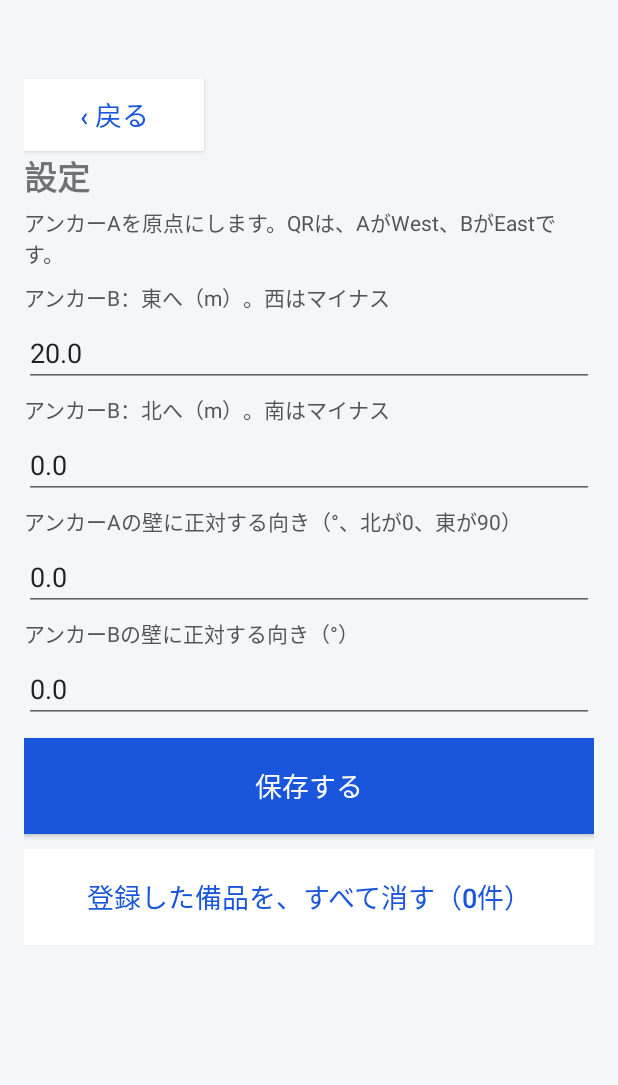
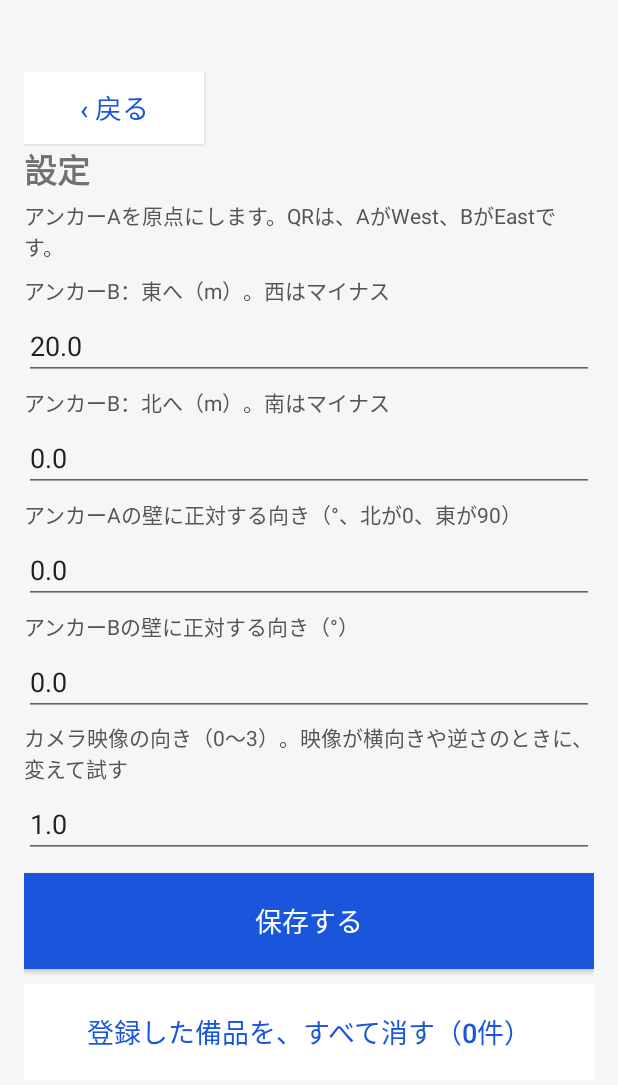
Before and after one commit to ishihara7/tanaoroshi, an Android app: the screen it shows after launch (MainActivity), after a tap on "設定", on a phone screen of 412 x 824 dp. Shown: the top 1085 px of the screen. Run offline under Robolectric (Android 15) with nearby library versions, the phone set to English and light mode, and no system bars; libraries missing offline, so code that uses them is left out: com.google.ar.core; 2 statements that could not run were skipped.

Commit message:
android-ar: カメラを全画面にし（操作は下に重ねる）、手順の案内を追加、カメラ映像の向きを設定で変えられるようにした
Co-Authored-By: Claude Sonnet 5.5 <noreply@anthropic.com>

```diff
--- a/android-ar/app/src/main/java/jp/co/ryomo/tanaoroshi/ar/ArEngine.kt
+++ b/android-ar/app/src/main/java/jp/co/ryomo/tanaoroshi/ar/ArEngine.kt
@@ -69,6 +69,13 @@ class ArEngine(
     private var lost = false
     private var lastFx = 0.0
     private var lastFz = -1.0
+    private var lastLogAt = 0L
+    /** 確認用：ARCoreに伝える画面の向き（0〜3）を、強制する。-1なら、本来の値を使う */
+    @Volatile var rotationOverride = -1
+        set(value) {
+            field = value
+            viewportChanged = true // 次のフレームで、ARCoreに、画面の向きを伝え直す
+        }
 
     // 背景（カメラ映像）
     private var program = 0
@@ -176,7 +183,7 @@ class ArEngine(
         }
         if (viewportChanged) {
             @Suppress("DEPRECATION")
-            val rotation = activity.windowManager.defaultDisplay.rotation
+            val rotation = if (rotationOverride >= 0) rotationOverride else activity.windowManager.defaultDisplay.rotation
             s.setDisplayGeometry(rotation, viewWidth, viewHeight)
             viewportChanged = false
         }
@@ -187,8 +194,16 @@ class ArEngine(
         }
 
         // 背景（カメラ映像）
-        if (frame.hasDisplayGeometryChanged()) {
-            frame.transformDisplayUvCoords(quadCoords.also { it.position(0) }, quadTexCoords.also { it.position(0) })
+        // 画面の向き・大きさに合わせて、映像の切り出し位置を、毎フレーム計算する（変わったときだけだと、ずれることがあった）
+        quadCoords.position(0)
+        quadTexCoords.position(0)
+        frame.transformDisplayUvCoords(quadCoords, quadTexCoords)
+        if (System.currentTimeMillis() - lastLogAt > 2000) {
+            lastLogAt = System.currentTimeMillis()
+            val t = FloatArray(8); quadTexCoords.position(0); quadTexCoords.get(t); quadTexCoords.position(0)
+            @Suppress("DEPRECATION")
+            val rot = activity.windowManager.defaultDisplay.rotation
+            android.util.Log.d("ArEngine", "view=${viewWidth}x${viewHeight} rot=$rot tex=${t.joinToString(",") { "%.2f".format(it) }}")
         }
         drawBackground()
 
--- a/android-ar/app/src/main/java/jp/co/ryomo/tanaoroshi/ar/MainActivity.kt
+++ b/android-ar/app/src/main/java/jp/co/ryomo/tanaoroshi/ar/MainActivity.kt
@@ -16,6 +16,7 @@ import android.view.View
 import android.view.ViewGroup
 import android.widget.Button
 import android.widget.EditText
+import android.widget.FrameLayout
 import android.widget.LinearLayout
 import android.widget.ScrollView
 import android.widget.TextView
@@ -42,6 +43,7 @@ class MainActivity : Activity() {
     private lateinit var engine: ArEngine
     private lateinit var glView: GLSurfaceView
     private lateinit var content: LinearLayout
+    private lateinit var scroll: ScrollView
     private lateinit var store: Store
 
     private var screen = Screen.HOME
@@ -53,6 +55,7 @@ class MainActivity : Activity() {
 
     // 画面ごとの、更新される部品
     private var statusView: TextView? = null
+    private var stepsView: TextView? = null
     private var messageView: TextView? = null
     private var arrowView: ArrowView? = null
     private var distanceView: TextView? = null
@@ -76,6 +79,7 @@ class MainActivity : Activity() {
         registry.putAll(store.loadRegistry())
 
         engine = ArEngine(this) { text, pose -> runOnUiThread { handleQr(text, pose) } }
+        engine.rotationOverride = intent.getIntExtra("rot", settings.cameraRot) // adbからの指定が、あれば優先
         glView = GLSurfaceView(this).apply {
             preserveEGLContextOnPause = true
             setEGLContextClientVersion(2)
@@ -87,13 +91,12 @@ class MainActivity : Activity() {
             orientation = LinearLayout.VERTICAL
             setPadding(dp(16), dp(12), dp(16), dp(24))
         }
-        val scroll = ScrollView(this).apply { addView(content) }
-        val root = LinearLayout(this).apply {
-            orientation = LinearLayout.VERTICAL
-            setBackgroundColor(0xFFF4F6F8.toInt())
-            setPadding(0, dp(40), 0, 0)
-            addView(glView, LinearLayout.LayoutParams(ViewGroup.LayoutParams.MATCH_PARENT, 1))
-            addView(scroll, LinearLayout.LayoutParams(ViewGroup.LayoutParams.MATCH_PARENT, 0, 1f))
+        scroll = ScrollView(this).apply { addView(content) }
+        // カメラ（AR）は、常に画面いっぱいに置く（大きさを変えると、映像がゆがむため）。
+        // 登録・探す では、下の約6割を、操作の画面が覆い、ホーム・設定 では、全面を覆う。
+        val root = FrameLayout(this).apply {
+            addView(glView, FrameLayout.LayoutParams(ViewGroup.LayoutParams.MATCH_PARENT, ViewGroup.LayoutParams.MATCH_PARENT))
+            addView(scroll, FrameLayout.LayoutParams(ViewGroup.LayoutParams.MATCH_PARENT, ViewGroup.LayoutParams.MATCH_PARENT))
         }
         setContentView(root)
         show(Screen.HOME)
@@ -136,7 +139,7 @@ class MainActivity : Activity() {
 
         if (ref.isAnchor) {
             val a = settings.anchors().find { it.token == ref.token }
-                ?: return say("登録されていないアンカーです。", false)
+                ?: return say("このアンカー（${ref.token}）は、設定にありません。アンカーA（West）かB（East）のQRを読んでください。", false)
             val notes = mutableListOf<String>()
             // 診断：これまでの追跡で出した位置と、アンカーの本当の位置の差（ARの精度の目安）
             val live = engine.live
@@ -182,14 +185,16 @@ class MainActivity : Activity() {
     private fun show(s: Screen) {
         screen = s
         content.removeAllViews()
-        statusView = null; messageView = null; arrowView = null
+        statusView = null; stepsView = null; messageView = null; arrowView = null
         distanceView = null; bearingView = null; errorView = null
-        val camHeight = when (s) {
-            Screen.REGISTER -> dp(340)
-            Screen.SEARCH -> dp(180)
-            else -> 1
-        }
-        glView.layoutParams = (glView.layoutParams as LinearLayout.LayoutParams).apply { height = camHeight }
+        val overlay = s == Screen.REGISTER || s == Screen.SEARCH
+        val screenH = resources.displayMetrics.heightPixels
+        scroll.layoutParams = FrameLayout.LayoutParams(
+            ViewGroup.LayoutParams.MATCH_PARENT,
+            if (overlay) (screenH * 0.58).toInt() else ViewGroup.LayoutParams.MATCH_PARENT,
+        ).apply { gravity = Gravity.BOTTOM }
+        scroll.setBackgroundColor(if (overlay) 0xF5F4F6F8.toInt() else 0xFFF4F6F8.toInt())
+        content.setPadding(dp(16), if (overlay) dp(12) else dp(48), dp(16), dp(24))
         when (s) {
             Screen.HOME -> buildHome()
             Screen.REGISTER -> buildRegister()
@@ -225,6 +230,42 @@ class MainActivity : Activity() {
             }
         }
 
+    /** 手順を、番号つきで出す。いまの手順に ▶、済んだものに ✓ を付ける（100ミリ秒ごとに更新）。 */
+    private fun stepsCard() = TextView(this).apply {
+        textSize = 16f
+        setTextColor(0xFF1E3A8A.toInt())
+        setBackgroundColor(0xFFE0E7FF.toInt())
+        setPadding(dp(14), dp(10), dp(14), dp(10))
+        text = stepsText()
+    }
+
+    private fun stepsText(): String {
+        val hasRef = engine.hasReference()
+        val steps: List<String>
+        val current: Int
+        if (screen == Screen.REGISTER) {
+            steps = listOf(
+                "アンカーのQRを、壁に向かって正対して読む",
+                "歩いて、備品に近づく",
+                "備品のQRを読む（そのときの位置が登録される）",
+                "次の備品へ。全部終わったら「完了して、探す」",
+            )
+            current = if (!hasRef) 0 else 1
+        } else {
+            steps = listOf(
+                "アンカーのQRを読んで、位置を合わせる",
+                "探す備品を、下から選ぶ",
+                "矢印の向きに歩く（距離が減っていく）",
+                "着いたら、備品のQRを読んで確かめる",
+            )
+            current = if (!hasRef) 0 else if (targetToken == null) 1 else 2
+        }
+        return steps.mapIndexed { i, t ->
+            val mark = if (i < current) "✓" else if (i == current) "▶" else "　"
+            "$mark ${i + 1}. $t"
+        }.joinToString("\n")
+    }
+
     private fun header(text: String, back: Screen = Screen.HOME) {
         content.addView(button("‹ 戻る", primary = false) { show(back) }.apply {
             layoutParams = LinearLayout.LayoutParams(dp(120), dp(48))
@@ -235,6 +276,7 @@ class MainActivity : Activity() {
     private fun buildHome() {
         content.addView(title("備品の位置").apply { textSize = 30f; gravity = Gravity.CENTER; setPadding(0, dp(24), 0, dp(24)) })
         content.addView(note("登録済み ${registry.size}件"))
+        content.addView(note("使い方：\n① 「登録する」で、アンカーのQR → 備品のQRの順に読み、備品の位置を登録します。\n② 「探す」で、アンカーのQRを読み、探す備品を選んで、矢印と距離に従って歩きます。"))
         content.addView(button("登録する") { show(Screen.REGISTER) })
         content.addView(button("探す", enabled = registry.isNotEmpty()) { show(Screen.SEARCH) })
         if (registry.isEmpty()) content.addView(note("探すには、先に、備品を登録してください。"))
@@ -243,6 +285,7 @@ class MainActivity : Activity() {
 
     private fun buildRegister() {
         header("登録")
+        stepsView = stepsCard().also { content.addView(it) }
         statusView = note("").also { content.addView(it) }
         messageView = TextView(this).apply {
             textSize = 18f
@@ -250,10 +293,6 @@ class MainActivity : Activity() {
             text = message
             setTextColor(if (messageOk) 0xFF065F46.toInt() else 0xFFB45309.toInt())
         }.also { content.addView(it) }
-        content.addView(note(
-            if (engine.hasReference()) "歩いて、備品のQRを読んでください。"
-            else "最初に、アンカーのQRを、壁に正対して読んでください。",
-        ))
         content.addView(title("登録した備品（${registry.size}件）").apply { textSize = 17f })
         for ((_, p) in registry) {
             content.addView(note("・${p.name}　東%.1f 北%.1f（±%.1f m）".format(p.x, p.y, p.errM)))
@@ -263,6 +302,7 @@ class MainActivity : Activity() {
 
     private fun buildSearch() {
         header("探す")
+        stepsView = stepsCard().also { content.addView(it) }
         statusView = note("").also { content.addView(it) }
         if (registry.isEmpty()) content.addView(note("登録した備品がありません。"))
         for ((token, p) in registry) {
@@ -305,9 +345,12 @@ class MainActivity : Activity() {
         val by = field("アンカーB：北へ（m）。南はマイナス", settings.by)
         val fa = field("アンカーAの壁に正対する向き（°、北が0、東が90）", settings.facingA)
         val fb = field("アンカーBの壁に正対する向き（°）", settings.facingB)
+        val cr = field("カメラ映像の向き（0〜3）。映像が横向きや逆さのときに、変えて試す", settings.cameraRot.toDouble())
         content.addView(button("保存する") {
             fun num(e: EditText, d: Double) = e.text.toString().toDoubleOrNull() ?: d
-            settings = Settings(num(bx, settings.bx), num(by, settings.by), num(fa, settings.facingA), num(fb, settings.facingB))
+            val rot = num(cr, settings.cameraRot.toDouble()).toInt().coerceIn(0, 3)
+            settings = Settings(num(bx, settings.bx), num(by, settings.by), num(fa, settings.facingA), num(fb, settings.facingB), rot)
+            engine.rotationOverride = rot
             store.saveSettings(settings)
             say("設定を保存しました。")
             show(Screen.HOME)
@@ -329,6 +372,7 @@ class MainActivity : Activity() {
 
     private fun refreshLive() {
         val l = engine.live
+        stepsView?.let { v -> stepsText().let { t -> if (v.text.toString() != t) v.text = t } }
         statusView?.text = when {
             !l.tracking -> l.trackingNote
             l.mapX == null -> l.trackingNote
--- a/android-ar/app/src/main/java/jp/co/ryomo/tanaoroshi/ar/Store.kt
+++ b/android-ar/app/src/main/java/jp/co/ryomo/tanaoroshi/ar/Store.kt
@@ -15,6 +15,8 @@ data class Settings(
     val by: Double = 0.0,
     val facingA: Double = 0.0,
     val facingB: Double = 0.0,
+    /** カメラ映像の向き（0〜3）。この端末では、ARCoreの向きの推定がずれるので、1を既定にした */
+    val cameraRot: Int = 1,
 ) {
     fun anchors(): List<AnchorDef> = listOf(
         AnchorDef("Awest", "アンカーA", 0.0, 0.0, facingA),
@@ -33,6 +35,7 @@ class Store(context: Context) {
             by = prefs.getFloat("by", d.by.toFloat()).toDouble(),
             facingA = prefs.getFloat("facingA", d.facingA.toFloat()).toDouble(),
             facingB = prefs.getFloat("facingB", d.facingB.toFloat()).toDouble(),
+            cameraRot = prefs.getInt("cameraRot", d.cameraRot),
         )
     }
 
@@ -40,6 +43,7 @@ class Store(context: Context) {
         prefs.edit()
             .putFloat("bx", s.bx.toFloat()).putFloat("by", s.by.toFloat())
             .putFloat("facingA", s.facingA.toFloat()).putFloat("facingB", s.facingB.toFloat())
+            .putInt("cameraRot", s.cameraRot)
             .apply()
     }
 
```
